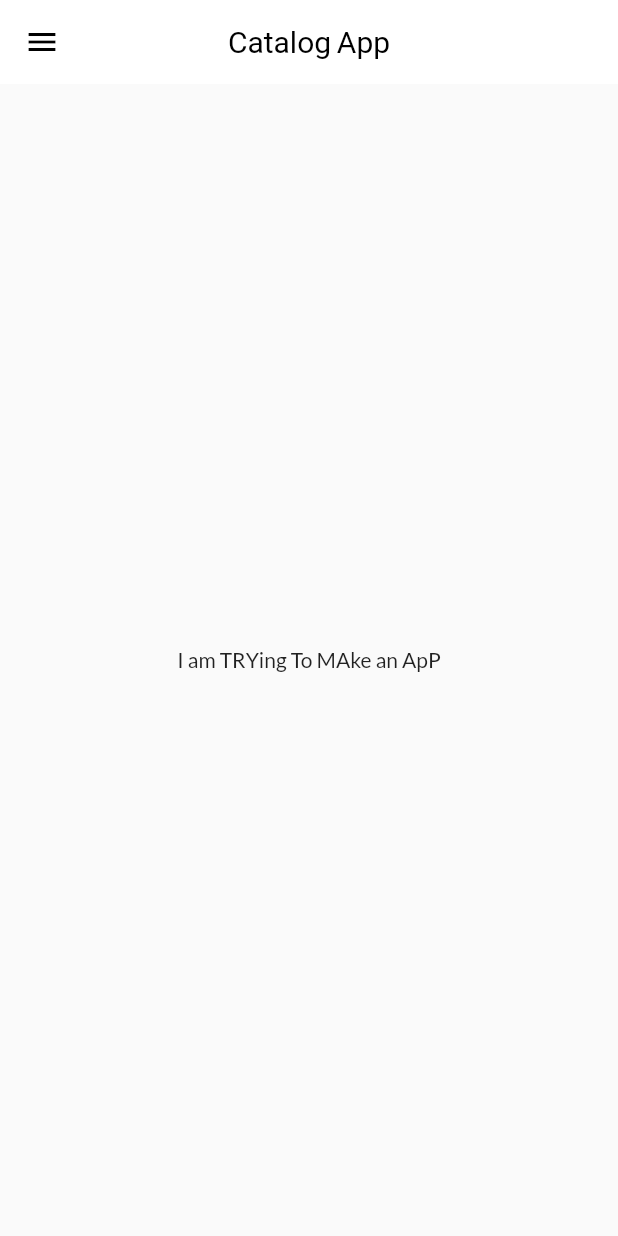
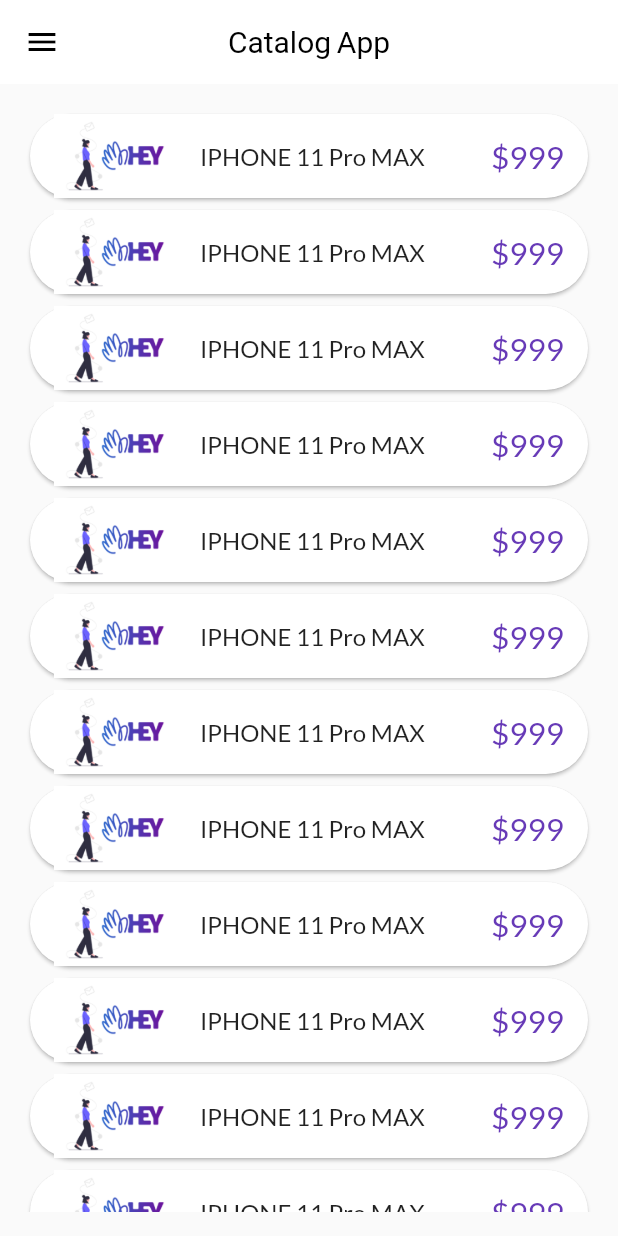
Before and after one commit to chandachando/flutter_catalogapp, a Flutter app: the screen it shows after launch, on a phone screen of 412 x 824 dp. Run offline on Flutter 3.47's test engine with Material 2 defaults, Android fonts, the light colour scheme and no system bars; our stand-ins replace google_fonts.

Commit message:
day 10 completed

```diff
--- a/lib/model/catalog.dart
+++ b/lib/model/catalog.dart
@@ -1,3 +1,16 @@
+class CatalogModel {
+  static final items = [
+    Item(
+      id: "moon001",
+      name: "IPHONE 11 Pro MAX",
+      desc: "Apple IPHONE 11th Generation",
+      price: 999,
+      color: "#33505a",
+      image: "",
+    )
+  ];
+}
+
 class Item {
   final String id;
   final String name;
@@ -14,14 +27,3 @@
       required this.color,
       required this.image});
 }
-
-final products = [
-  Item(
-    id: "moon001",
-    name: "IPHONE 11 Pro MAX",
-    desc: "Apple IPHONE 11th Generation",
-    price: 999,
-    color: "#33505a",
-    image: "",
-  )
-];
--- a/lib/pages/home_page.dart
+++ b/lib/pages/home_page.dart
@@ -1,20 +1,29 @@
 // ignore_for_file: prefer_const_constructors
 
 import 'package:flutter/material.dart';
+import 'package:flutter_catalogapp/model/catalog.dart';
 import 'package:flutter_catalogapp/widgets/drawer.dart';
+import 'package:flutter_catalogapp/widgets/item_widget.dart';
 
 class HomePage extends StatelessWidget {
   @override
   Widget build(BuildContext context) {
+    final dummyList = List.generate(50, (index) => CatalogModel.items[0]);
     return Scaffold(
       appBar: AppBar(
         title: Text(
           "Catalog App",
         ),
       ),
-      body: Center(
-        child: Container(
-          child: Text("I am TRYing To MAke an ApP"),
+      body: Padding(
+        padding: const EdgeInsets.all(16.0),
+        child: ListView.builder(
+          itemCount: dummyList.length,
+          itemBuilder: (context, index) {
+            return ItemWidget(
+              item: dummyList[index],
+            );
+          },
         ),
       ),
       drawer: MyDrawer(),
--- /dev/null
+++ b/lib/widgets/item_widget.dart
@@ -0,0 +1,29 @@
+import 'package:flutter/material.dart';
+import 'package:flutter_catalogapp/model/catalog.dart';
+
+class ItemWidget extends StatelessWidget {
+  final Item item;
+
+  const ItemWidget({super.key, required this.item});
+
+  @override
+  Widget build(BuildContext context) {
+    return Card(
+      shape: StadiumBorder(),
+      child: ListTile(
+        onTap: () {
+          print("${item.name} pressed");
+        },
+        leading: Image.asset("assets/images/hey.png"),
+        title: Text(item.name),
+        trailing: Text(
+          "\$${item.price}",
+          textScaleFactor: 1.5,
+          style: TextStyle(
+            color: Colors.deepPurple,
+          ),
+        ),
+      ),
+    );
+  }
+}
```
Also changed, not shown: 1 other file.
